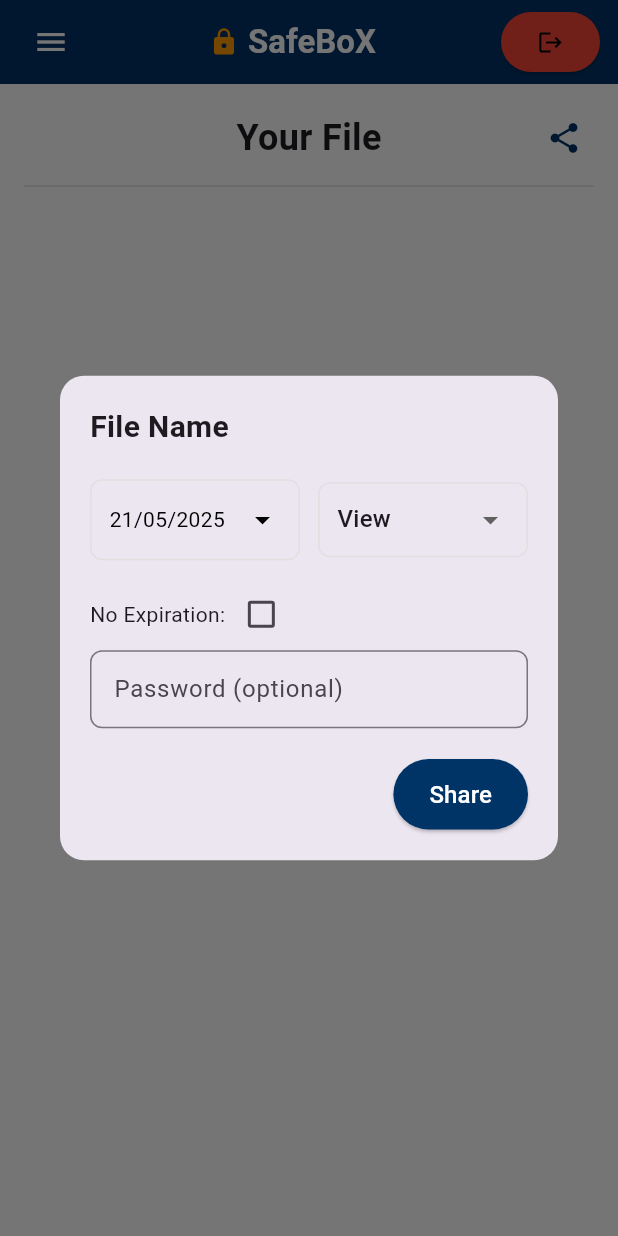
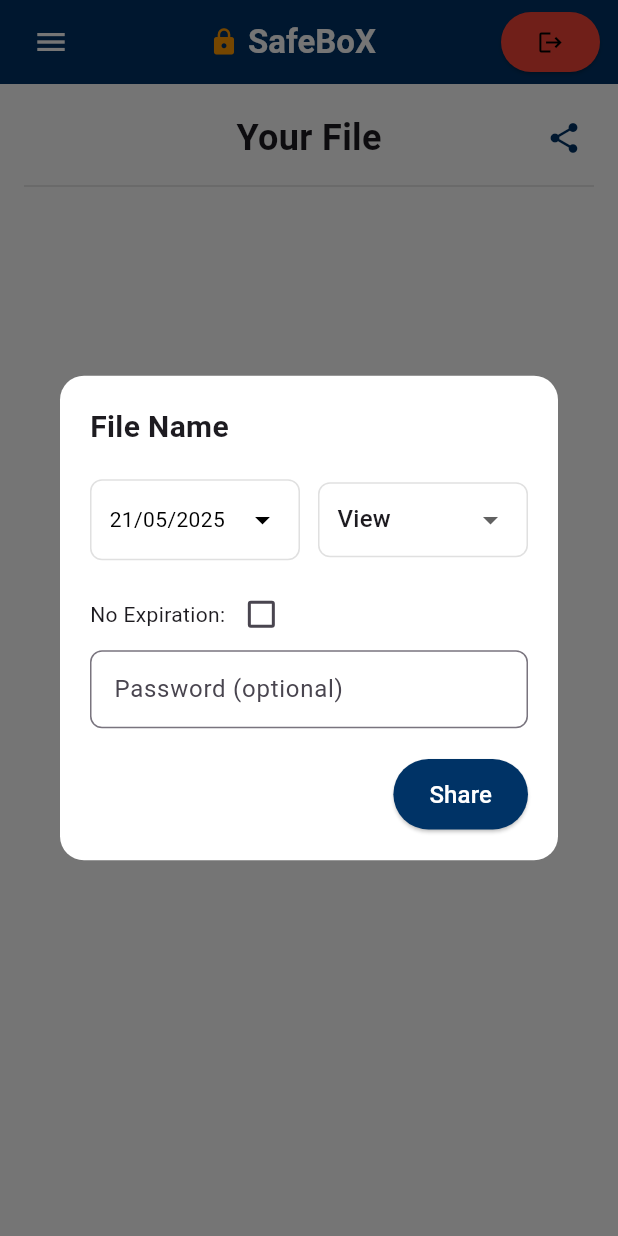
Before and after one commit to lemonte/mads_safebox, a Flutter app: the FilePage screen opened directly with empty values, after a tap on the "share" icon, on a phone screen of 412 x 824 dp. Run offline on Flutter 3.47's test engine with Material 3 defaults, Android fonts, the phone set to English and light mode, and no system bars; our stand-ins replace file_picker, flutter_dotenv, flutter_riverpod, flutter_spinkit, font_awesome_flutter, google_sign_in and 2 more; missing offline and left inert: encrypt, syncfusion_flutter_pdfviewer; accounts and stored records are empty.

```diff
--- a/lib/views/filePage.dart
+++ b/lib/views/filePage.dart
@@ -1,5 +1,6 @@
 import 'package:flutter/foundation.dart';
 import 'package:flutter/material.dart';
+import 'package:mads_safebox/models/shared.dart';
 import 'package:syncfusion_flutter_pdfviewer/pdfviewer.dart';
 
 import '../global/colors.dart';
@@ -11,10 +12,11 @@ import '../widgets/sharefilemodal.dart';
 
 class FilePage extends StatefulWidget {
   final FileSB fileSB;
+  final SharedSB? sharedSB;
 
   ///tou a passar o fileSB porque pode ser preciso para fazer a partilha (remover se nao for)
   final Uint8List file;
-  FilePage({super.key, required this.fileSB, required this.file});
+  FilePage({super.key, required this.fileSB, required this.file, this.sharedSB} );
 
   @override
   State<FilePage> createState() => _FilePageState();
--- a/lib/widgets/sharefilemodal.dart
+++ b/lib/widgets/sharefilemodal.dart
@@ -72,6 +72,7 @@ class _FileShareModalState extends State<FileShareModal> {
       shape: RoundedRectangleBorder(
         borderRadius: BorderRadius.circular(16),
       ),
+      backgroundColor: Colors.white,
       child: Padding(
         padding: const EdgeInsets.all(20.0),
         child: Column(
```
Also changed, not shown: lib/widgets/auth_wrapper.dart (+0 -7 lines), lib/widgets/custom_appbar.dart (+15 -7 lines).
